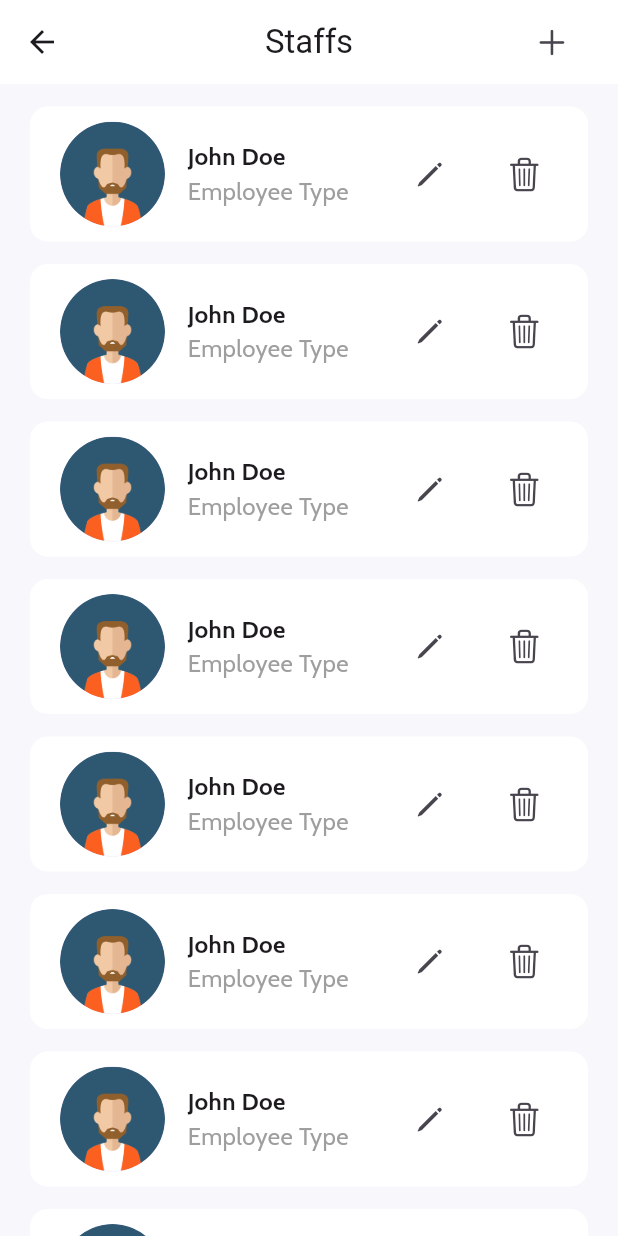
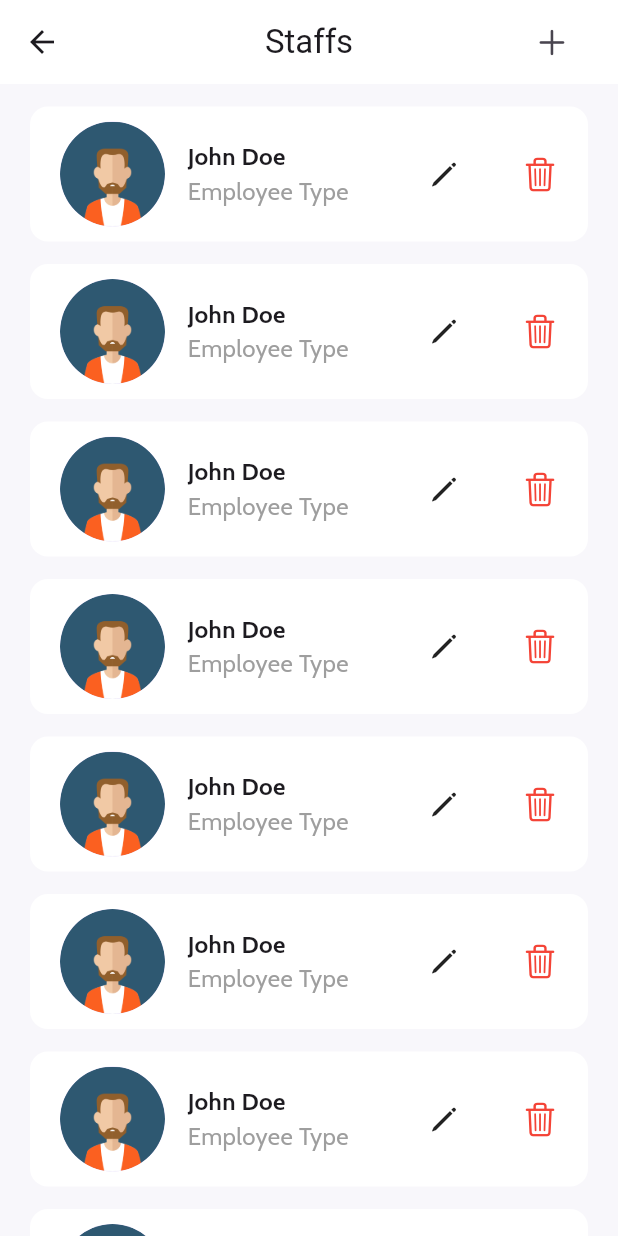
Before and after one commit to Shyamjith-Haridas/eroll, a Flutter app: the HomeScreen screen opened by its route, after a tap on "Staffs", on a phone screen of 412 x 824 dp. Run offline on Flutter 3.47's test engine with Material 3 defaults, Android fonts, the phone set to English and light mode, and no system bars; our stand-ins replace animate_do, easy_date_timeline, lottie; missing offline and left inert: drawerbehavior.

Commit message:
ui redesign work in progress

```diff
--- a/lib/core/constants/app_colors.dart
+++ b/lib/core/constants/app_colors.dart
@@ -10,9 +10,29 @@ class AppColors {
   static const deepPurple = Colors.deepPurple;
   static const blueAccent = Colors.blueAccent;
 
-  static Color primaryColor = Colors.deepPurple.shade400;
+  //static Color primaryColor = Colors.deepPurple.shade400;
+  static const Color primaryColor = Color(0xFF536FF9);
   static Color blue600 = Colors.blue.shade600;
   static Color orange600 = Colors.orange.shade600;
   static Color green600 = Colors.green.shade600;
   static Color grey400 = Colors.grey.shade400;
 }
+
+// static const Color secondaryColor = Color(0xFF181C4E);
+// static const Color backgroundColor = Color(0xFFF3F3F3);
+// static const Color primaryBackground = Color(0xFFEFF2FF);
+// static const Color textPrimaryColor = Color(0xFF181818);
+// static const Color textSecondaryColor = Color(0xFFAFAFAF);
+// static const Color white = Color(0xFFFFFFFF);
+// static const Color iconColor = Color(0xFF787878);
+// static const Color green = Color(0xFF13AE26);
+// static const Color red = Color(0xFFF44336);
+// static const Color strokeColor = Color(0xFFECE8F6);
+// static const Color secondaryBtnColor = Color(0xFFEEE9E9);
+// static const Color black = Color(0xFF000000);
+// static const Color transparent = Color(0x00ffffff);
+// static const Color grey = Color(0xFF757575);
+// static const Color greyShade = Color(0xFFEEEEEE);
+// static const Color redShade = Color(0xFFFFE5E5);
+// static const Color greenShade = Color(0xFF72F1AB);
+// static const Color orangeShade = Color(0xFFFFDE82);
--- a/lib/core/constants/data_constants.dart
+++ b/lib/core/constants/data_constants.dart
@@ -17,4 +17,6 @@ class DataConstants {
     'Vivaan Joshi',
     'Tanvi Pillai',
   ];
+
+  static List<String> employeeType = ['Full Time', 'Part Time'];
 }
--- a/lib/core/routes/app_route_config.dart
+++ b/lib/core/routes/app_route_config.dart
@@ -1,5 +1,6 @@
 import 'package:eroll/core/routes/app_route_names.dart';
 import 'package:eroll/features/attendance/view/attendance_screen.dart';
+import 'package:eroll/features/create_staff/views/create_staff_screen.dart';
 import 'package:eroll/features/create_work/view/create_work_screen.dart';
 import 'package:eroll/features/home/view/home_screen.dart';
 import 'package:eroll/features/leave/staff_leave_screen.dart';
@@ -10,6 +11,8 @@ import 'package:eroll/features/update_work_status_screen.dart';
 import 'package:eroll/features/works/view/works_site_screen.dart';
 import 'package:flutter/material.dart';
 
+import '../../features/bottom_nav/bottom_nav_bar.dart';
+
 class AppRouteConfig {
   static Route<dynamic> onGenerateRoute(RouteSettings settings) {
     switch (settings.name) {
@@ -18,6 +21,9 @@ class AppRouteConfig {
 
       case AppRouteNames.onboardScreen:
         return MaterialPageRoute(builder: (context) => OnboardScreen());
+
+      case AppRouteNames.bottomNavScreen:
+        return MaterialPageRoute(builder: (context) => BottomNavBar());
 
       case AppRouteNames.homeScreen:
         return MaterialPageRoute(builder: (context) => HomeScreen());
@@ -42,6 +48,9 @@ class AppRouteConfig {
       case AppRouteNames.staffOnLeaveScreen:
         return MaterialPageRoute(builder: (context) => StaffLeaveScreen());
 
+      case AppRouteNames.createStaffScreen:
+        return MaterialPageRoute(builder: (context) => CreateStaffScreen());
+
       default:
         return _errorRoute();
     }
--- a/lib/core/routes/app_route_names.dart
+++ b/lib/core/routes/app_route_names.dart
@@ -1,11 +1,13 @@
 class AppRouteNames {
   static const String splashScreen = 'splash';
   static const String onboardScreen = 'onboard';
+  static const String bottomNavScreen = 'bottom_nav';
   static const String homeScreen = 'home';
   static const String attendanceScreen = 'attendance';
-  static const String siteWorksScreen = 'work-site';
-  static const String createWorkScreen = 'create-work';
-  static const String updateWorksScreen = 'update-work';
-  static const String staffsScreen = 'all-staffs';
-  static const String staffOnLeaveScreen = 'staff-on-leave';
+  static const String siteWorksScreen = 'work_site';
+  static const String createWorkScreen = 'create_work';
+  static const String updateWorksScreen = 'update_work';
+  static const String staffsScreen = 'all_staffs';
+  static const String staffOnLeaveScreen = 'staff_on_leave';
+  static const String createStaffScreen = 'create_staff';
 }
--- a/lib/core/themes/app_themes.dart
+++ b/lib/core/themes/app_themes.dart
@@ -1,3 +1,4 @@
+import 'package:eroll/core/constants/app_colors.dart';
 import 'package:eroll/core/themes/app_text_theme.dart';
 import 'package:eroll/core/themes/appbar_themes.dart';
 import 'package:flutter/material.dart';
--- a/lib/features/attendance/view/attendance_screen.dart
+++ b/lib/features/attendance/view/attendance_screen.dart
@@ -22,14 +22,15 @@ class _AttendanceScreenState extends State<AttendanceScreen> {
   Widget build(BuildContext context) {
     return Scaffold(
       appBar: AppBar(title: Text(AppTexts.attendaceText)),
-      body: SingleChildScrollView(
+      body: SafeArea(
+        child: SingleChildScrollView(
           child: Padding(
             padding: const EdgeInsets.symmetric(horizontal: 20, vertical: 20),
             child: Column(
               children: [
                 if (showAttendanceCard) ...[
                   SizedBox(height: 20),
-                AttendanceCardWidget(), // Daywise Attendance Report Card
+                  AttendanceCardWidget(), // Day wise Attendance Report Card
                   SizedBox(height: 20),
                 ],
 
@@ -71,6 +72,7 @@ class _AttendanceScreenState extends State<AttendanceScreen> {
             ),
           ),
         ),
+      ),
     );
   }
 }
--- a/lib/features/create_work/view/create_work_screen.dart
+++ b/lib/features/create_work/view/create_work_screen.dart
@@ -109,7 +109,8 @@ class _CreateWorkScreenState extends State<CreateWorkScreen> {
   Widget build(BuildContext context) {
     return Scaffold(
       appBar: AppBar(title: Text('Create Work')),
-      body: Padding(
+      body: SafeArea(
+        child: Padding(
           padding: const EdgeInsets.symmetric(horizontal: 20, vertical: 20),
           child: Column(
             crossAxisAlignment: CrossAxisAlignment.start,
@@ -239,6 +240,7 @@ class _CreateWorkScreenState extends State<CreateWorkScreen> {
             ],
           ),
         ),
+      ),
     );
   }
 }
--- a/lib/features/home/view/home_screen.dart
+++ b/lib/features/home/view/home_screen.dart
@@ -39,6 +39,7 @@ class _HomeScreenState extends State<HomeScreen> {
         actionsPadding: EdgeInsets.only(right: 10),
       ),
       body: SafeArea(
+        child: SingleChildScrollView(
           child: SizedBox(
             width: double.infinity,
             child: Column(
@@ -95,6 +96,7 @@ class _HomeScreenState extends State<HomeScreen> {
             ),
           ),
         ),
+      ),
     );
   }
 }
--- a/lib/features/onboarding/onboard_screen.dart
+++ b/lib/features/onboarding/onboard_screen.dart
@@ -111,7 +111,7 @@ class _OnboardScreenState extends State<OnboardScreen>
                           await ticker.whenComplete(() {
                             Navigator.pushReplacementNamed(
                               context,
-                              AppRouteNames.homeScreen,
+                              AppRouteNames.bottomNavScreen,
                             );
                           });
                         },
--- a/lib/features/staffs/staffs_screen.dart
+++ b/lib/features/staffs/staffs_screen.dart
@@ -1,5 +1,6 @@
 import 'package:eroll/core/constants/app_colors.dart';
 import 'package:eroll/core/constants/resource_path.dart';
+import 'package:eroll/core/routes/app_route_names.dart';
 import 'package:flutter/cupertino.dart';
 import 'package:flutter/material.dart';
 
@@ -11,10 +12,18 @@ class StaffsScreen extends StatelessWidget {
     return Scaffold(
       appBar: AppBar(
         title: Text('Staffs'),
-        actions: [IconButton(onPressed: () {}, icon: Icon(CupertinoIcons.add))],
+        actions: [
+          IconButton(
+            onPressed: () {
+              Navigator.pushNamed(context, AppRouteNames.createStaffScreen);
+            },
+            icon: Icon(CupertinoIcons.add),
+          ),
+        ],
         actionsPadding: EdgeInsets.only(right: 20),
       ),
-      body: ListView.builder(
+      body: SafeArea(
+        child: ListView.builder(
           itemCount: 10,
           itemBuilder: (context, index) {
             return Container(
@@ -26,15 +35,21 @@ class StaffsScreen extends StatelessWidget {
               ),
               child: Row(
                 spacing: 15,
+
                 children: [
                   CircleAvatar(
                     radius: 35,
-                  backgroundImage: AssetImage(ResourcePath.profileCircleVector),
+                    backgroundImage: AssetImage(
+                      ResourcePath.profileCircleVector,
+                    ),
                   ),
                   Column(
                     crossAxisAlignment: CrossAxisAlignment.start,
                     children: [
-                    Text('John Doe', style: TextStyle(fontFamily: 'cabinBold')),
+                      Text(
+                        'John Doe',
+                        style: TextStyle(fontFamily: 'cabinBold'),
+                      ),
                       Text(
                         'Employee Type',
                         style: TextStyle(color: AppColors.grey),
@@ -42,14 +57,23 @@ class StaffsScreen extends StatelessWidget {
                     ],
                   ),
                   Spacer(),
-                IconButton(onPressed: () {}, icon: Icon(CupertinoIcons.pencil)),
-                IconButton(onPressed: () {}, icon: Icon(CupertinoIcons.delete)),
+
+                  GestureDetector(
+                    onTap: () {},
+                    child: Icon(CupertinoIcons.pencil),
+                  ),
+                  SizedBox(width: 10),
+                  GestureDetector(
+                    onTap: () {},
+                    child: Icon(CupertinoIcons.delete, color: AppColors.red),
+                  ),
                 ],
               ),
             );
           },
           padding: EdgeInsets.only(left: 20, right: 20, bottom: 20),
         ),
+      ),
     );
   }
 }
```
Also changed, not shown: lib/features/bottom_nav/bottom_nav_bar.dart (added, +81 -0 lines), lib/features/bottom_nav/components/bottom_nav_icon_widget.dart (added, +33 -0 lines), lib/features/create_staff/views/create_staff_screen.dart (added, +92 -0 lines), lib/features/leave/staff_leave_screen.dart (+8 -6 lines). Lines whose indentation alone changed are shown as unchanged.
